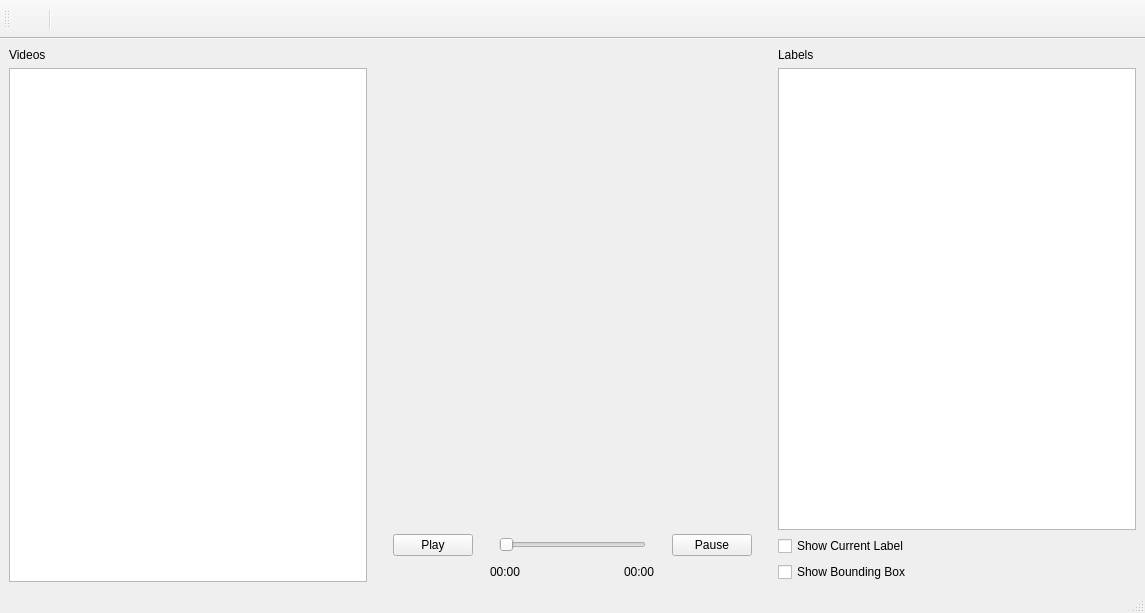
Before: the Qt Designer form App.ui in byq-luo/bosch, drawn with Qt 5.
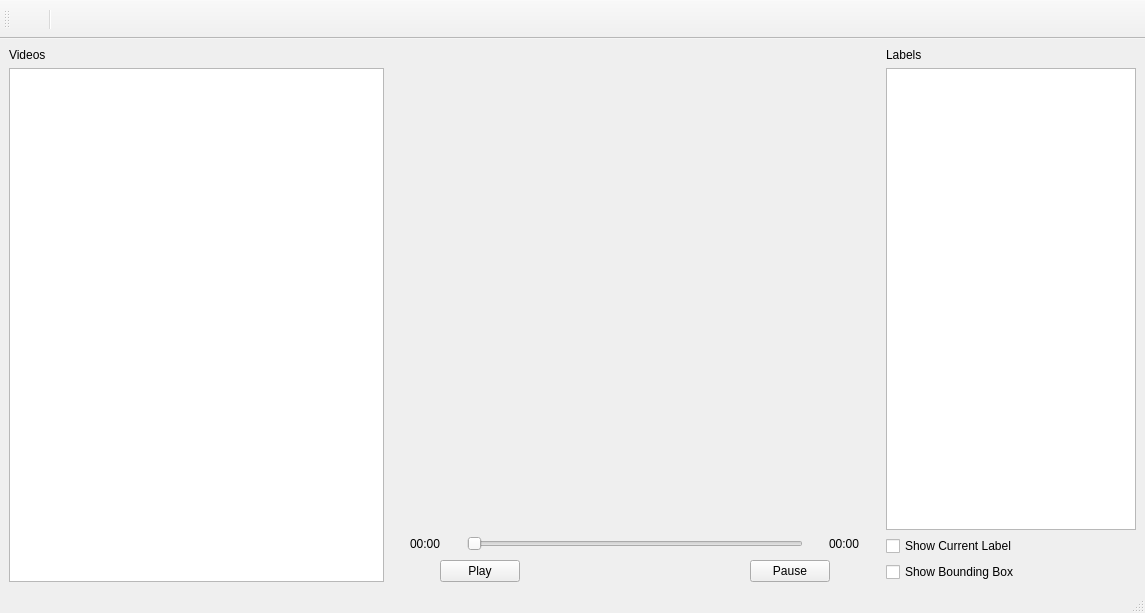
After: the same form once the commit is applied. Icons and pictures are not drawn. Custom widgets are drawn as their Qt base class.

What changed in the file:
```diff
--- a/App.ui
+++ b/App.ui
@@ -25,7 +25,14 @@
        </widget>
       </item>
       <item>
-       <widget class="QListWidget" name="fileListWidget"/>
+       <widget class="QListWidget" name="fileListWidget">
+        <property name="maximumSize">
+         <size>
+          <width>375</width>
+          <height>16777215</height>
+         </size>
+        </property>
+       </widget>
       </item>
      </layout>
     </item>
@@ -64,21 +71,21 @@
        </widget>
       </item>
       <item>
-       <layout class="QHBoxLayout" name="horizontalLayout_2">
+       <layout class="QHBoxLayout" name="horizontalLayout_3">
         <item>
-         <widget class="QPushButton" name="playButton">
+         <widget class="QLabel" name="currentVideoTime">
           <property name="text">
-           <string>Play</string>
+           <string>00:00</string>
           </property>
          </widget>
         </item>
         <item>
-         <spacer name="horizontalSpacer">
+         <spacer name="horizontalSpacer_7">
           <property name="orientation">
            <enum>Qt::Horizontal</enum>
           </property>
           <property name="sizeType">
-           <enum>QSizePolicy::Minimum</enum>
+           <enum>QSizePolicy::Preferred</enum>
           </property>
           <property name="sizeHint" stdset="0">
            <size>
@@ -107,7 +114,57 @@
            <enum>Qt::Horizontal</enum>
           </property>
           <property name="sizeType">
-           <enum>QSizePolicy::Minimum</enum>
+           <enum>QSizePolicy::Preferred</enum>
+          </property>
+          <property name="sizeHint" stdset="0">
+           <size>
+            <width>20</width>
+            <height>20</height>
+           </size>
+          </property>
+         </spacer>
+        </item>
+        <item>
+         <widget class="QLabel" name="fullVideoTime">
+          <property name="text">
+           <string>00:00</string>
+          </property>
+         </widget>
+        </item>
+       </layout>
+      </item>
+      <item>
+       <layout class="QHBoxLayout" name="horizontalLayout_2">
+        <item>
+         <spacer name="horizontalSpacer_5">
+          <property name="orientation">
+           <enum>Qt::Horizontal</enum>
+          </property>
+          <property name="sizeType">
+           <enum>QSizePolicy::Preferred</enum>
+          </property>
+          <property name="sizeHint" stdset="0">
+           <size>
+            <width>30</width>
+            <height>20</height>
+           </size>
+          </property>
+         </spacer>
+        </item>
+        <item>
+         <widget class="QPushButton" name="playButton">
+          <property name="text">
+           <string>Play</string>
+          </property>
+         </widget>
+        </item>
+        <item>
+         <spacer name="horizontalSpacer">
+          <property name="orientation">
+           <enum>Qt::Horizontal</enum>
+          </property>
+          <property name="sizeType">
+           <enum>QSizePolicy::Expanding</enum>
           </property>
           <property name="sizeHint" stdset="0">
            <size>
@@ -119,63 +176,28 @@
         </item>
         <item>
          <widget class="QPushButton" name="pauseButton">
+          <property name="sizePolicy">
+           <sizepolicy hsizetype="Preferred" vsizetype="Fixed">
+            <horstretch>0</horstretch>
+            <verstretch>0</verstretch>
+           </sizepolicy>
+          </property>
           <property name="text">
            <string>Pause</string>
           </property>
          </widget>
         </item>
-       </layout>
-      </item>
-      <item>
-       <layout class="QHBoxLayout" name="horizontalLayout_3">
         <item>
          <spacer name="horizontalSpacer_6">
           <property name="orientation">
            <enum>Qt::Horizontal</enum>
           </property>
-          <property name="sizeHint" stdset="0">
-           <size>
-            <width>40</width>
-            <height>20</height>
-           </size>
+          <property name="sizeType">
+           <enum>QSizePolicy::Preferred</enum>
           </property>
-         </spacer>
-        </item>
-        <item>
-         <widget class="QLabel" name="currentVideoTime">
-          <property name="text">
-           <string>00:00</string>
-          </property>
-         </widget>
-        </item>
-        <item>
-         <spacer name="horizontalSpacer_7">
-          <property name="orientation">
-           <enum>Qt::Horizontal</enum>
-          </property>
           <property name="sizeHint" stdset="0">
            <size>
-            <width>40</width>
-            <height>20</height>
-           </size>
-          </property>
-         </spacer>
-        </item>
-        <item>
-         <widget class="QLabel" name="fullVideoTime">
-          <property name="text">
-           <string>00:00</string>
-          </property>
-         </widget>
-        </item>
-        <item>
-         <spacer name="horizontalSpacer_5">
-          <property name="orientation">
-           <enum>Qt::Horizontal</enum>
-          </property>
-          <property name="sizeHint" stdset="0">
-           <size>
-            <width>40</width>
+            <width>30</width>
             <height>20</height>
            </size>
           </property>
@@ -211,7 +233,14 @@
        </widget>
       </item>
       <item>
-       <widget class="QListWidget" name="labelListWidget"/>
+       <widget class="QListWidget" name="labelListWidget">
+        <property name="maximumSize">
+         <size>
+          <width>250</width>
+          <height>16777215</height>
+         </size>
+        </property>
+       </widget>
       </item>
       <item>
        <widget class="QCheckBox" name="showLabelsCheckbox">
```
